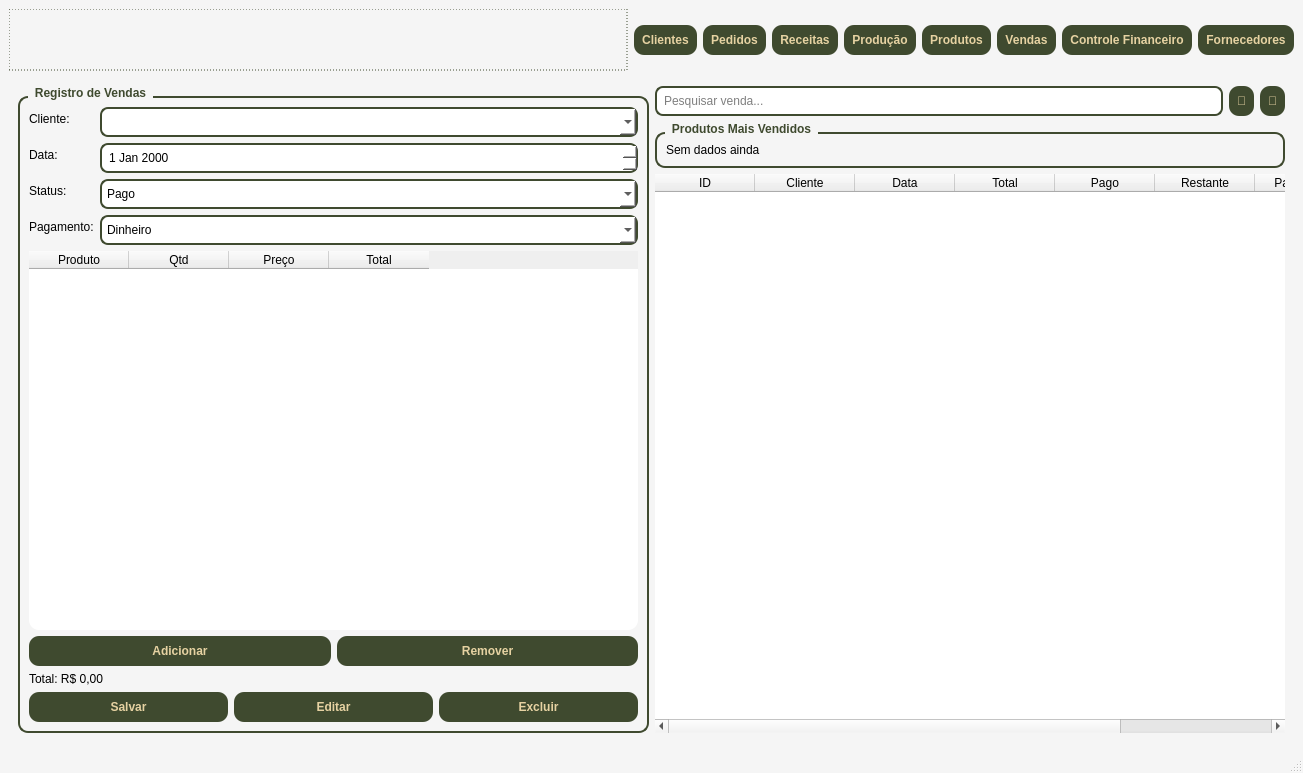
Before: the Qt Designer form telas/tela_menu.ui in Faeldh/sistema_confeitaria, drawn with Qt 5.
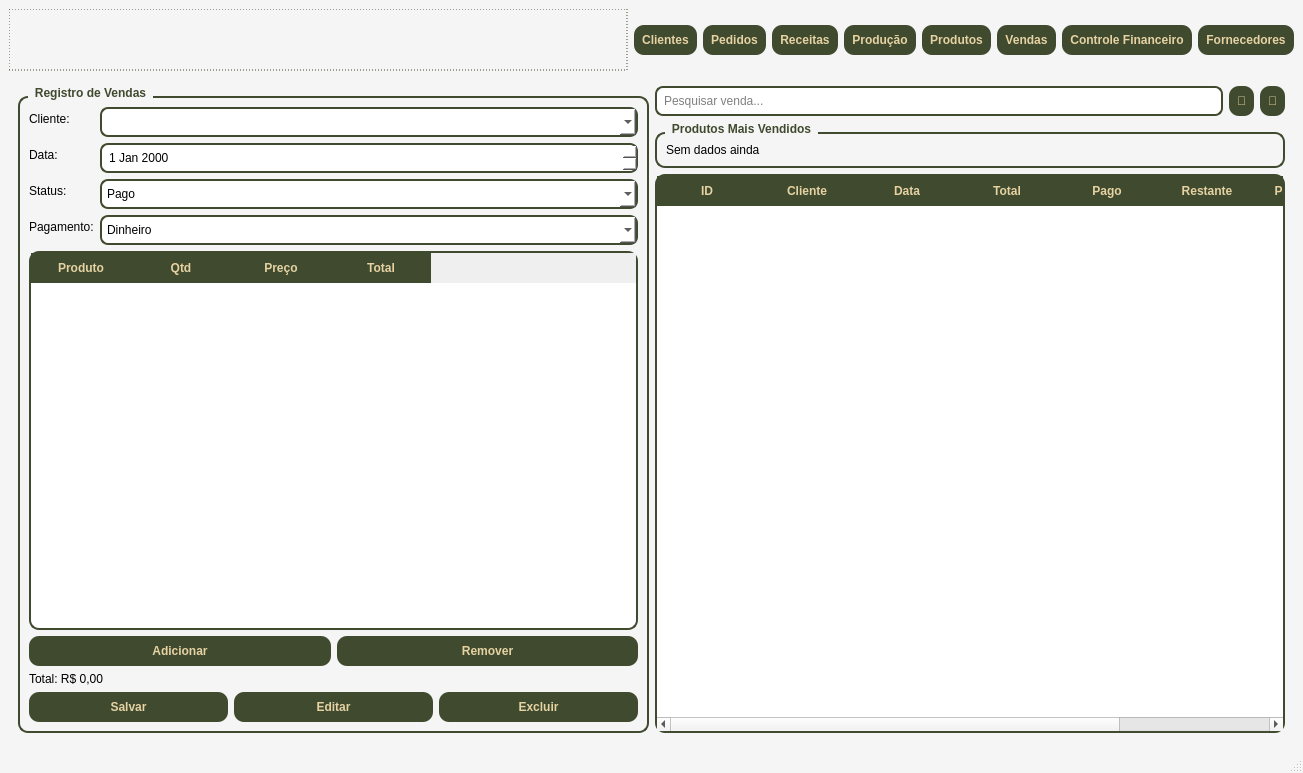
After: the same form once the commit is applied. The open tabs and pages were chosen to show the change.

What changed in the file:
```diff
--- a/telas/tela_menu.ui
+++ b/telas/tela_menu.ui
@@ -1455,8 +1455,10 @@
       <layout class="QFormLayout">
 
        <item row="0" column="0">
-        <widget class="QLabel">
-         <property name="text"><string>Cliente:</string></property>
+              <widget class="QLabel" name="label">
+               <property name="text">
+                <string>Cliente:</string>
+               </property>
         </widget>
        </item>
        <item row="0" column="1">
@@ -1464,8 +1466,10 @@
        </item>
 
        <item row="1" column="0">
-        <widget class="QLabel">
-         <property name="text"><string>Data:</string></property>
+              <widget class="QLabel" name="label">
+               <property name="text">
+                <string>Data:</string>
+               </property>
         </widget>
        </item>
        <item row="1" column="1">
@@ -1473,8 +1477,10 @@
        </item>
 
        <item row="2" column="0">
-        <widget class="QLabel">
-         <property name="text"><string>Status:</string></property>
+              <widget class="QLabel" name="label">
+               <property name="text">
+                <string>Status:</string>
+               </property>
         </widget>
        </item>
        <item row="2" column="1">
@@ -1486,8 +1492,10 @@
        </item>
 
        <item row="3" column="0">
-        <widget class="QLabel">
-         <property name="text"><string>Pagamento:</string></property>
+              <widget class="QLabel" name="label">
+               <property name="text">
+                <string>Pagamento:</string>
+               </property>
         </widget>
        </item>
        <item row="3" column="1">
@@ -1504,15 +1512,94 @@
      <!-- ITENS -->
      <item>
       <widget class="QTableWidget" name="tableItensVenda">
-       <property name="columnCount"><number>4</number></property>
-       <column><property name="text"><string>Produto</string></property></column>
-       <column><property name="text"><string>Qtd</string></property></column>
-       <column><property name="text"><string>Preço</string></property></column>
-       <column><property name="text"><string>Total</string></property></column>
-      </widget>
-     </item>
-
-     <!-- BOTÕES ITEM -->
+             <property name="styleSheet">
+              <string notr="true">QTableWidget {
+    background-color: white;
+    border: 2px solid #3F4A2F;
+    border-radius: 10px;
+    gridline-color: #3F4A2F;
+    font-size: 12px;
+    alternate-background-color: #F5F5F5;
+    selection-background-color: #3F4A2F;
+    selection-color: #E6D2A2;
+}
+
+QTableWidget::item {
+    padding: 6px;
+}
+
+QHeaderView::section {
+    background-color: #3F4A2F;
+    color: #E6D2A2;
+    padding: 6px;
+    font-weight: bold;
+    border: none;
+}
+
+QHeaderView::section:hover {
+    background-color: #2E3723;
+}
+
+
+
+
+
+QScrollBar:vertical {
+    background: #F5F5F5;
+    width: 10px;
+    border-radius: 5px;
+}
+
+QScrollBar::handle:vertical {
+    background: #3F4A2F;
+    border-radius: 5px;
+}
+
+QScrollBar::handle:vertical:hover {
+    background: #2E3723;
+}
+
+
+QScrollBar:horizontal {
+    background: #F5F5F5;
+    height: 10px;
+    border-radius: 5px;
+}
+
+QScrollBar::handle:horizontal {
+    background: #3F4A2F;
+    border-radius: 5px;
+}
+
+QScrollBar::handle:horizontal:hover {
+    background: #2E3723;
+}</string>
+             </property>
+             <property name="columnCount">
+              <number>4</number>
+             </property>
+             <column>
+              <property name="text">
+               <string>Produto</string>
+              </property>
+             </column>
+             <column>
+              <property name="text">
+               <string>Qtd</string>
+              </property>
+             </column>
+             <column>
+              <property name="text">
+               <string>Preço</string>
+              </property>
+             </column>
+             <column>
+              <property name="text">
+               <string>Total</string>
+              </property>
+             </column>
+            </widget>
+           </item>
      <item>
       <layout class="QHBoxLayout">
        <item>
@@ -1610,23 +1697,81 @@
     <!-- TABELA -->
     <item>
      <widget class="QTableWidget" name="tableVendas">
-      <property name="columnCount"><number>8</number></property>
+            <property name="styleSheet">
+             <string notr="true">QTableWidget {
+    background-color: white;
+    border: 2px solid #3F4A2F;
+    border-radius: 10px;
+    gridline-color: #3F4A2F;
+    font-size: 12px;
+    alternate-background-color: #F5F5F5;
+    selection-background-color: #3F4A2F;
+    selection-color: #E6D2A2;
+}
 
-      <column><property name="text"><string>ID</string></property></column>
-      <column><property name="text"><string>Cliente</string></property></column>
-      <column><property name="text"><string>Data</string></property></column>
-      <column><property name="text"><string>Total</string></property></column>
-      <column><property name="text"><string>Pago</string></property></column>
-      <column><property name="text"><string>Restante</string></property></column>
-      <column><property name="text"><string>Pagamento</string></property></column>
-      <column><property name="text"><string>Status</string></property></column>
+QTableWidget::item {
+    padding: 6px;
+}
 
-     </widget>
-    </item>
-
-   </layout>
-  </item>
-
+QHeaderView::section {
+    background-color: #3F4A2F;
+    color: #E6D2A2;
+    padding: 6px;
+    font-weight: bold;
+    border: none;
+}
+
+QHeaderView::section:hover {
+    background-color: #2E3723;
+}</string>
+            </property>
+            <property name="columnCount">
+             <number>8</number>
+            </property>
+            <column>
+             <property name="text">
+              <string>ID</string>
+             </property>
+            </column>
+            <column>
+             <property name="text">
+              <string>Cliente</string>
+             </property>
+            </column>
+            <column>
+             <property name="text">
+              <string>Data</string>
+             </property>
+            </column>
+            <column>
+             <property name="text">
+              <string>Total</string>
+             </property>
+            </column>
+            <column>
+             <property name="text">
+              <string>Pago</string>
+             </property>
+            </column>
+            <column>
+             <property name="text">
+              <string>Restante</string>
+             </property>
+            </column>
+            <column>
+             <property name="text">
+              <string>Pagamento</string>
+             </property>
+            </column>
+            <column>
+             <property name="text">
+              <string>Status</string>
+             </property>
+            </column>
+           </widget>
+          </item>
+         </layout>
+        </item>
  </layout>
 </widget>
       <widget class="QWidget" name="pageControleFinanceiro">
```
Left out of the diff: 330 changed lines with no effect on the pictures. Lines whose indentation alone changed are shown as unchanged.
